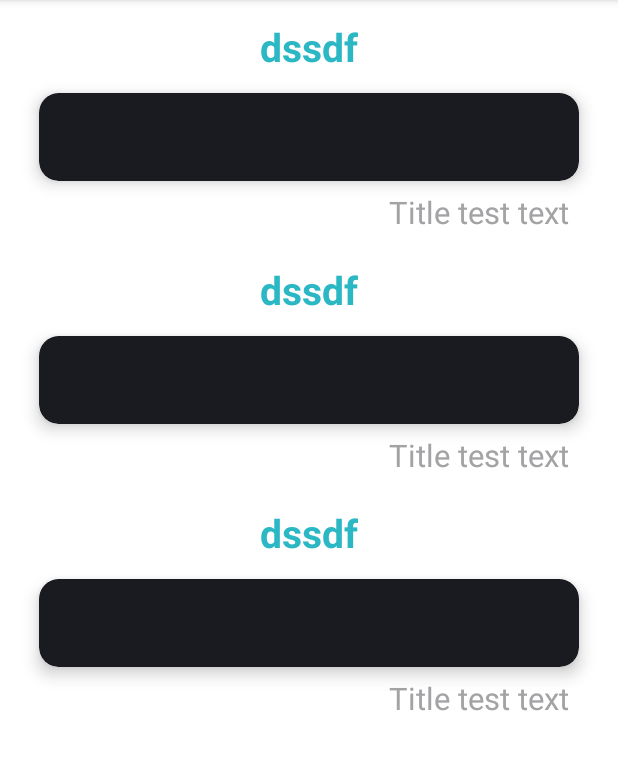
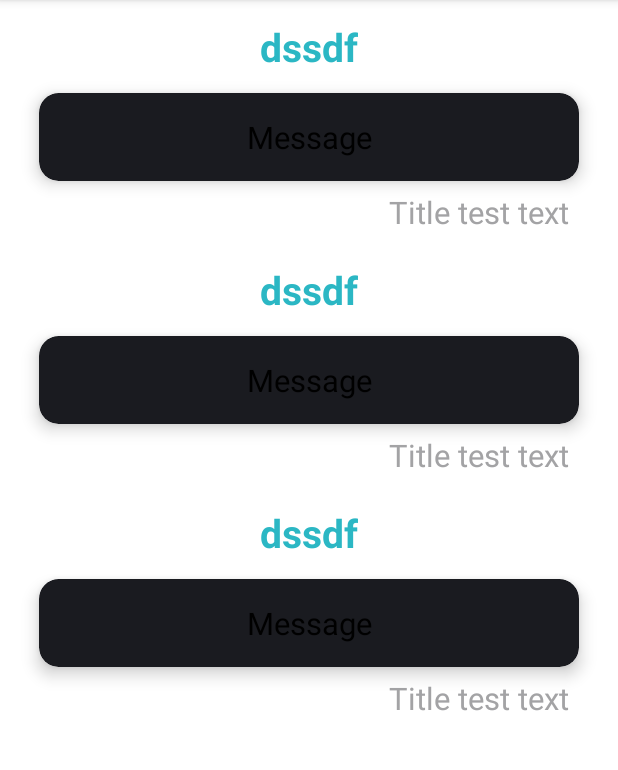
Before and after one commit to amjadislam/SMART-SERVE-WATCH, an Android app: the layout fragment_paid_bill.xml on its own in the app's theme, with its tools: preview values and no code run, on a phone screen of 412 x 824 dp, the part 84-854 px from its top. Run offline under Robolectric (Android 15) with nearby library versions, the phone set to English and light mode, and no system bars.

```diff
--- a/wear/src/main/java/com/smartserve/watchapp/Views/adapters/NotificationAdapter.kt
+++ b/wear/src/main/java/com/smartserve/watchapp/Views/adapters/NotificationAdapter.kt
@@ -22,6 +22,4 @@ class NotificationAdapter(var data: ArrayList<NotificationItem>, var callback: O
             callback.onItemClick(0, data)
         }
     }
-
-
 }
--- a/wear/src/main/res/layout/waiter_message_list_item.xml
+++ b/wear/src/main/res/layout/waiter_message_list_item.xml
@@ -31,7 +31,8 @@
             android:textColor="@color/colorBlack"
             android:padding="@dimen/_12sdp"
             android:textSize="@dimen/_16sdp"
-            android:textAlignment="viewStart"
+            android:text="Message"
+            android:textAlignment="center"
             android:layout_width="match_parent"
             android:layout_height="wrap_content"/>
     </androidx.cardview.widget.CardView>
```
